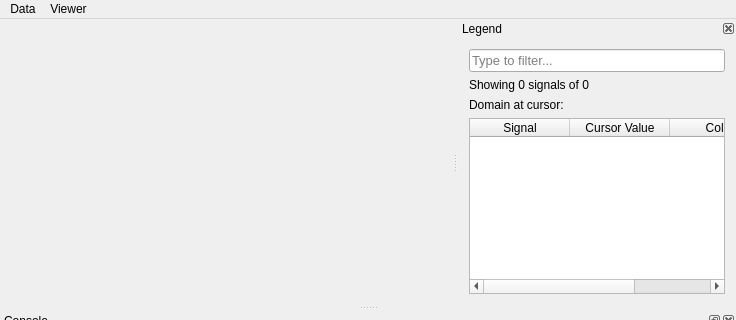
This is Anvedi/anvedi.ui in ilpropheta/anvedi as Qt 5 draws it before an edit; both pictures show x 0 to 736 and y 0 to 320 of the 736 by 566 pixel window. The edited form follows.
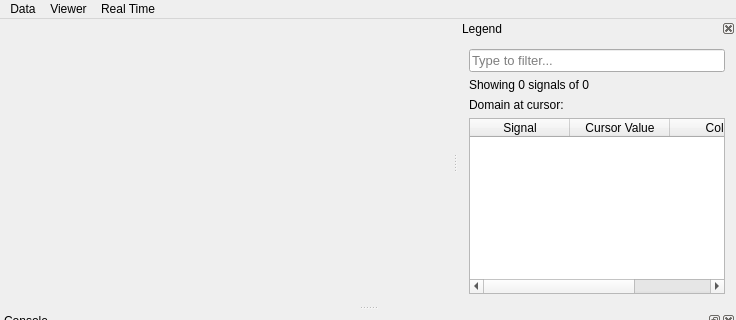
This is the edited form. Custom widgets are drawn as their Qt base class.

Diff of the .ui file:
```diff
--- a/Anvedi/anvedi.ui
+++ b/Anvedi/anvedi.ui
@@ -62,8 +62,19 @@
     <addaction name="actionResetZoom"/>
     <addaction name="actionChangeBackground"/>
    </widget>
+   <widget class="QMenu" name="menuReal_Time">
+    <property name="title">
+     <string>Real Time</string>
+    </property>
+    <addaction name="actionStartRT"/>
+    <addaction name="actionPauseRT"/>
+    <addaction name="actionStopRT"/>
+    <addaction name="separator"/>
+    <addaction name="actionCursorRT"/>
+   </widget>
    <addaction name="menuData"/>
    <addaction name="menuViewer"/>
+   <addaction name="menuReal_Time"/>
   </widget>
   <widget class="QStatusBar" name="statusBar"/>
   <widget class="QDockWidget" name="consoleDock">
```
Left out of the diff: 39 changed lines with no effect on the pictures.
